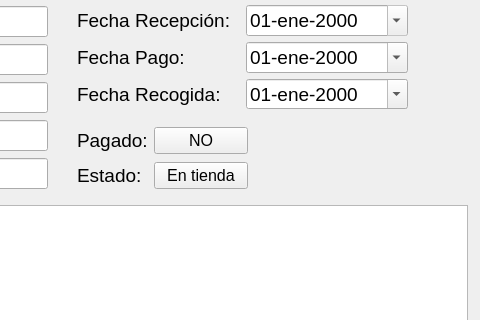
The window that src/recog_prendas/recog_prendas.ui (germanbravolopez/laideal) describes before a commit, drawn with Qt 5; both pictures show x 763 to 1243 and y 129 to 449 of the 1243 by 698 pixel window.
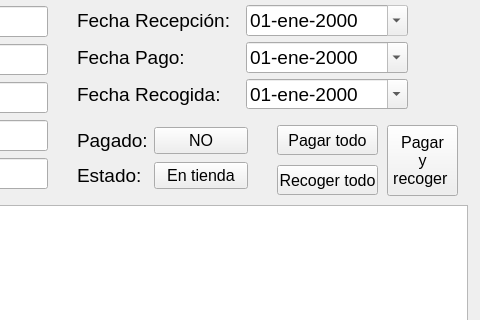
The same window after the commit.

Commit message: make size editable if garment is alfombra and add pay all buttons

What changed in the file:
```diff
--- a/src/recog_prendas/recog_prendas.ui
+++ b/src/recog_prendas/recog_prendas.ui
@@ -738,6 +738,56 @@
      </item>
     </layout>
    </widget>
+   <widget class="QPushButton" name="pb_pay_all">
+    <property name="geometry">
+     <rect>
+      <x>1040</x>
+      <y>230</y>
+      <width>101</width>
+      <height>30</height>
+     </rect>
+    </property>
+    <property name="text">
+     <string>Pagar todo</string>
+    </property>
+    <property name="checkable">
+     <bool>false</bool>
+    </property>
+   </widget>
+   <widget class="QPushButton" name="pb_pku_all">
+    <property name="geometry">
+     <rect>
+      <x>1040</x>
+      <y>270</y>
+      <width>101</width>
+      <height>30</height>
+     </rect>
+    </property>
+    <property name="text">
+     <string>Recoger todo</string>
+    </property>
+    <property name="checkable">
+     <bool>false</bool>
+    </property>
+   </widget>
+   <widget class="QPushButton" name="pb_pay_pku_all">
+    <property name="geometry">
+     <rect>
+      <x>1150</x>
+      <y>230</y>
+      <width>71</width>
+      <height>71</height>
+     </rect>
+    </property>
+    <property name="text">
+     <string>Pagar
+y
+recoger </string>
+    </property>
+    <property name="checkable">
+     <bool>false</bool>
+    </property>
+   </widget>
   </widget>
   <widget class="QMenuBar" name="menubar">
    <property name="geometry">
```
Left out of the diff: 2 changed lines with no effect on the pictures. The commit also changes 3 other files.
